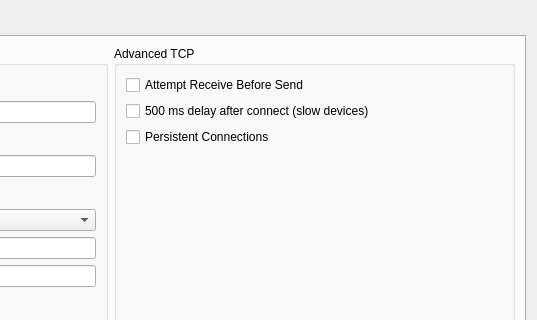
Qt form src/settings.ui (dannagle/PacketSender) before a commit; both pictures show x 316 to 853 and y 0 to 320 of the 853 by 545 pixel window.
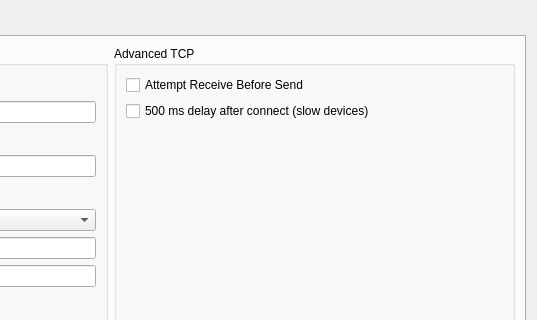
The same form after that commit. The open tabs and pages were chosen to show the change.

Commit message: Splitter UI finished. Persistent connections are now functional

Diff of the .ui file:
```diff
--- a/src/settings.ui
+++ b/src/settings.ui
@@ -301,13 +301,6 @@
             </property>
            </widget>
           </item>
-          <item>
-           <widget class="QCheckBox" name="persistentConnectCheck">
-            <property name="text">
-             <string>Persistent Connections</string>
-            </property>
-           </widget>
-          </item>
           <item>
            <spacer name="verticalSpacer_8">
             <property name="orientation">
```
Left out of the diff: 2 changed lines with no effect on the pictures. The commit also changes 11 other files.
